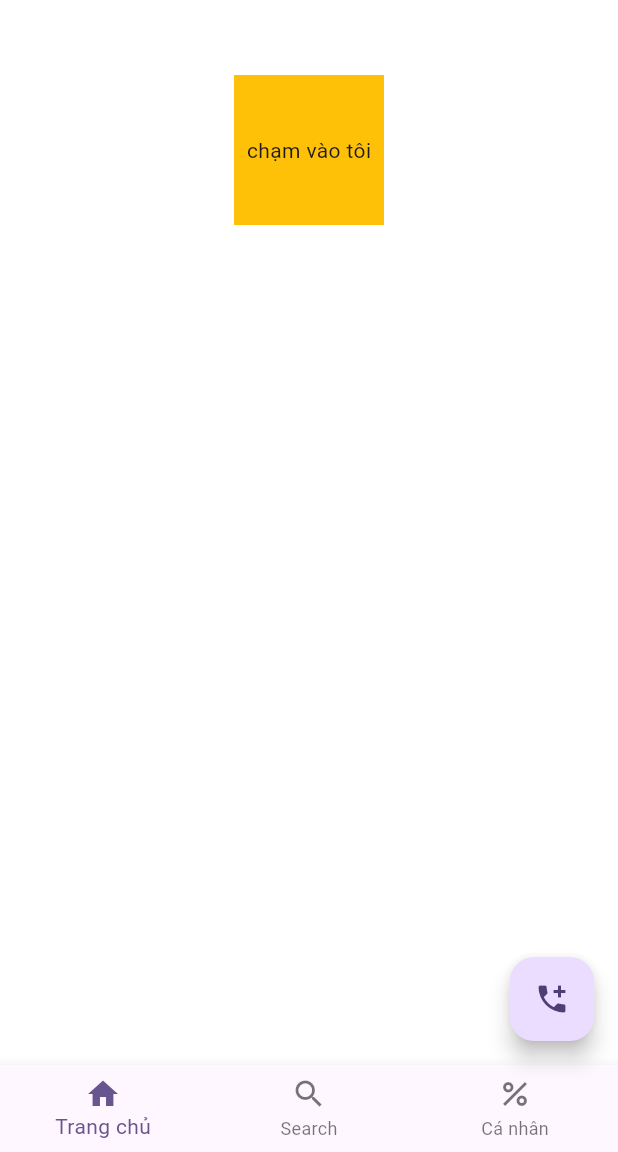
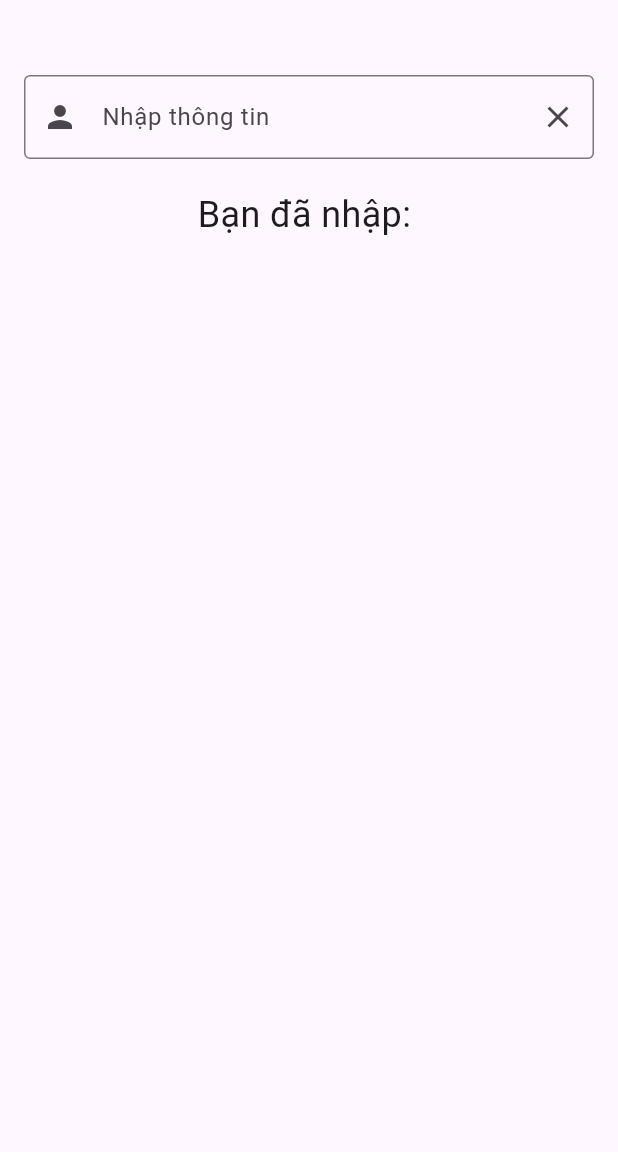
Before and after one commit to Do2304/learn-Flutter-titv, a Flutter app: the screen it shows after launch, on a phone screen of 412 x 824 dp, the part 84-1236 px from its top. Run offline on Flutter 3.47's test engine with Material 3 defaults, Android fonts, the phone set to English and light mode, and no system bars.

Commit message:
learn textField

```diff
--- a/lib/main.dart
+++ b/lib/main.dart
@@ -7,6 +7,8 @@
 import 'myButton.dart';
 import 'myButton_2.dart';
 import 'myGestures.dart';
+import 'myTextField.dart';
+import 'myTextField_2.dart';
 
 void main() {
   runApp(const MyApp());
@@ -23,7 +25,7 @@
       theme: ThemeData(
         colorScheme: ColorScheme.fromSeed(seedColor: Colors.deepPurple),
       ),
-      home: myGestures(),
+      home: myTextField_2(),
     );
   }
 }
--- /dev/null
+++ b/lib/myTextField_2.dart
@@ -0,0 +1,74 @@
+import 'package:flutter/material.dart';
+
+class myTextField_2 extends StatefulWidget {
+  @override
+  State<StatefulWidget> createState() => _myTextField_2State();
+}
+
+class _myTextField_2State extends State<myTextField_2> {
+  final _textController = TextEditingController();
+  String _inputText = '';
+
+  @override
+  Widget build(BuildContext context) {
+    return Scaffold(
+      appBar: AppBar(
+        title: Text("learn flutter"),
+        backgroundColor: Colors.blue,
+        elevation: 4,
+        actions: [
+          IconButton(
+            onPressed: () {
+              print("b1");
+            },
+            icon: Icon(Icons.search),
+          ),
+          IconButton(
+            onPressed: () {
+              print("b2");
+            },
+            icon: Icon(Icons.abc),
+          ),
+          IconButton(
+            onPressed: () {
+              print("b3");
+            },
+            icon: Icon(Icons.more_vert_outlined),
+          ),
+        ],
+      ),
+      body: Padding(
+        padding: const EdgeInsets.symmetric(horizontal: 16),
+        child: Center(
+          child: Column(
+            children: [
+              SizedBox(height: 50),
+              TextField(
+                controller: _textController,
+                decoration: InputDecoration(
+                  labelText: "Nhập thông tin",
+                  hintText: "Nhập",
+                  border: OutlineInputBorder(),
+                  prefixIcon: Icon(Icons.person),
+                  suffixIcon: IconButton(
+                    onPressed: () {
+                      _textController.clear();
+                    },
+                    icon: Icon(Icons.clear),
+                  ),
+                ),
+                onChanged: (value) {
+                  setState(() {
+                    _inputText = value;
+                  });
+                },
+              ),
+              SizedBox(height: 20),
+              Text("Bạn đã nhập: $_inputText", style: TextStyle(fontSize: 24)),
+            ],
+          ),
+        ),
+      ),
+    );
+  }
+}
```
Also changed, not shown: lib/myTextField.dart (added, +126 -0 lines).
